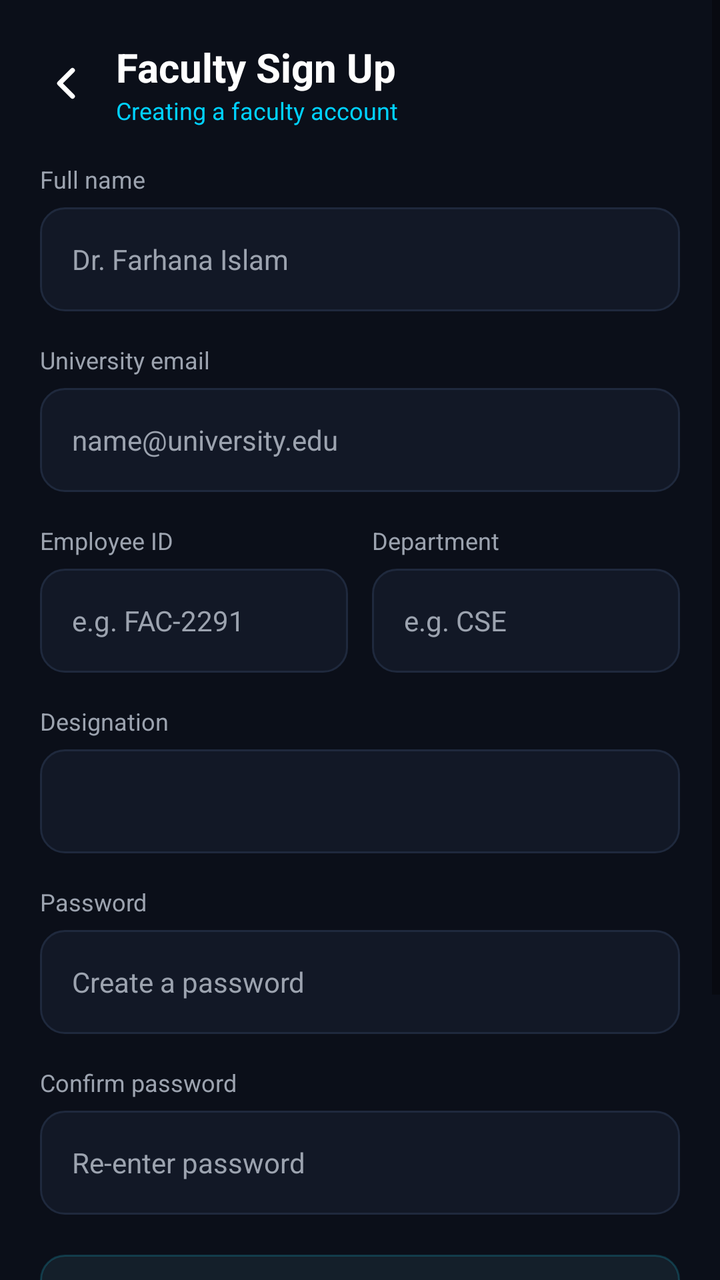
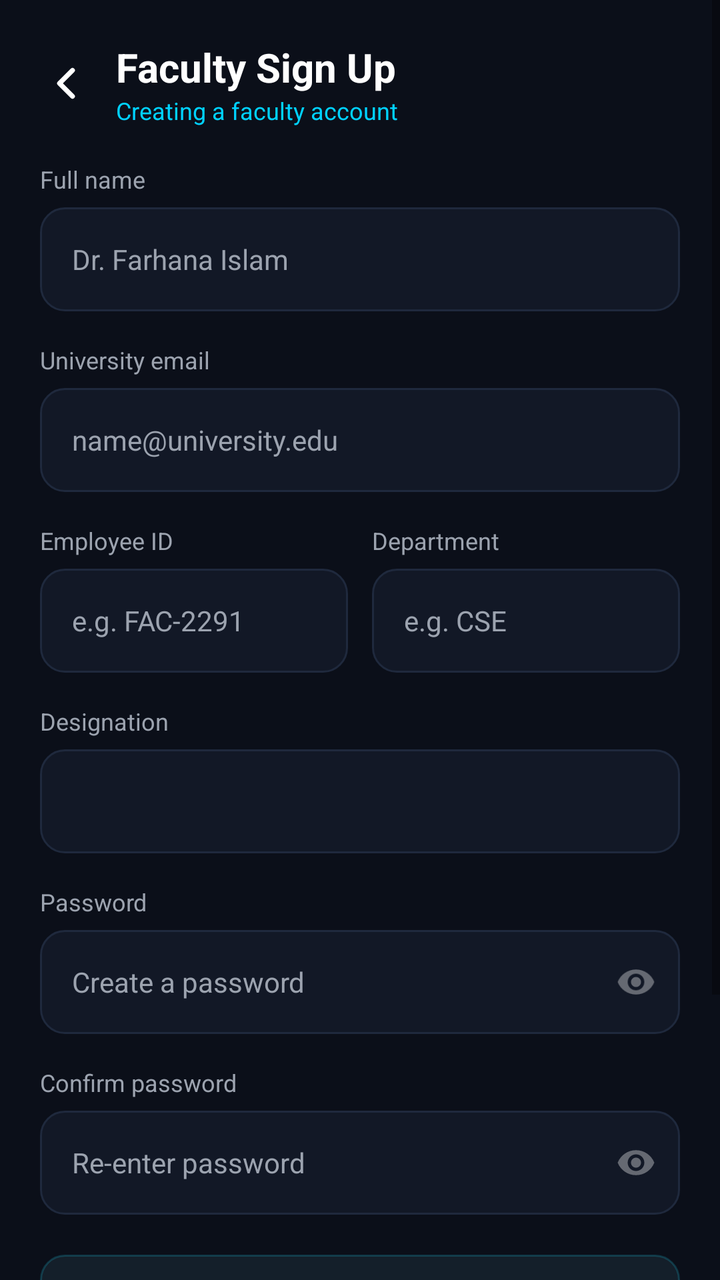

The first picture is an Android layout as it rendered before a commit; the second is the same layout after the commit. The layout source and the unified diff follow.
<!-- AndroidManifest.xml: application theme Theme.CampusConnect -->
<!-- res/layout/activity_faculty_register.xml -->
<?xml version="1.0" encoding="utf-8"?>
<ScrollView xmlns:android="http://schemas.android.com/apk/res/android"
    android:layout_width="match_parent"
    android:layout_height="match_parent"
    android:background="@color/color_background"
    android:fillViewport="true">

    <LinearLayout
        android:layout_width="match_parent"
        android:layout_height="wrap_content"
        android:orientation="vertical"
        android:padding="20dp">

        
        <LinearLayout
            android:layout_width="match_parent"
            android:layout_height="wrap_content"
            android:orientation="horizontal"
            android:gravity="center_vertical"
            android:layout_marginBottom="18dp">

            <ImageView
                android:id="@+id/btnBack"
                android:layout_width="26dp"
                android:layout_height="26dp"
                android:src="@drawable/ic_chevron_left"
                android:tint="@color/color_text_primary"
                android:background="?attr/selectableItemBackgroundBorderless"
                android:clickable="true"
                android:focusable="true"
                android:contentDescription="@null" />

            <LinearLayout
                android:layout_width="wrap_content"
                android:layout_height="wrap_content"
                android:orientation="vertical"
                android:layout_marginStart="12dp">

                <TextView
                    android:layout_width="wrap_content"
                    android:layout_height="wrap_content"
                    android:text="@string/faculty_signup_title"
                    android:textColor="@color/color_text_primary"
                    android:textSize="20sp"
                    android:textStyle="bold" />

                <TextView
                    android:layout_width="wrap_content"
                    android:layout_height="wrap_content"
                    android:text="@string/faculty_signup_subtitle"
                    android:textColor="@color/color_cyan"
                    android:textSize="12sp" />
            </LinearLayout>
        </LinearLayout>

        
        <TextView style="@style/FacultyFieldLabel" android:text="@string/faculty_label_name" />
        <EditText
            android:id="@+id/etName"
            style="@style/FacultyInput"
            android:inputType="textPersonName"
            android:hint="@string/faculty_hint_name" />

        
        <TextView style="@style/FacultyFieldLabel" android:text="@string/faculty_label_email" />
        <EditText
            android:id="@+id/etEmail"
            style="@style/FacultyInput"
            android:inputType="textEmailAddress"
            android:hint="@string/faculty_hint_email" />

        
        <LinearLayout
            android:layout_width="match_parent"
            android:layout_height="wrap_content"
            android:orientation="horizontal"
            android:baselineAligned="false">

            <LinearLayout
                android:layout_width="0dp"
                android:layout_height="wrap_content"
                android:layout_weight="1"
                android:orientation="vertical"
                android:layout_marginEnd="6dp">

                <TextView style="@style/FacultyFieldLabel" android:text="@string/faculty_label_empid" />
                <EditText
                    android:id="@+id/etEmployeeId"
                    style="@style/FacultyInput"
                    android:inputType="textCapCharacters"
                    android:hint="@string/faculty_hint_empid" />
            </LinearLayout>

            <LinearLayout
                android:layout_width="0dp"
                android:layout_height="wrap_content"
                android:layout_weight="1"
                android:orientation="vertical"
                android:layout_marginStart="6dp">

                <TextView style="@style/FacultyFieldLabel" android:text="@string/faculty_label_dept" />
                <EditText
                    android:id="@+id/etDepartment"
                    style="@style/FacultyInput"
                    android:inputType="textCapCharacters"
                    android:hint="@string/faculty_hint_dept" />
            </LinearLayout>
        </LinearLayout>

        
        <TextView style="@style/FacultyFieldLabel" android:text="@string/faculty_label_designation" />
        <Spinner
            android:id="@+id/spinnerDesignation"
            android:layout_width="match_parent"
            android:layout_height="52dp"
            android:background="@drawable/bg_input"
            android:paddingStart="12dp"
            android:paddingEnd="12dp"
            android:popupBackground="@color/color_card"
            android:layout_marginBottom="16dp" />

        
        <TextView style="@style/FacultyFieldLabel" android:text="@string/faculty_label_password" />
        <EditText
            android:id="@+id/etPassword"
            style="@style/FacultyInput"
            android:inputType="textPassword"
            android:hint="@string/faculty_hint_password" />

        
        <TextView style="@style/FacultyFieldLabel" android:text="@string/faculty_label_confirm" />
        <EditText
            android:id="@+id/etConfirmPassword"
            style="@style/FacultyInput"
            android:inputType="textPassword"
            android:hint="@string/faculty_hint_confirm" />

        <TextView
            android:id="@+id/tvMismatch"
            android:layout_width="match_parent"
            android:layout_height="wrap_content"
            android:text="@string/error_password_mismatch"
            android:textColor="@color/color_red"
            android:textSize="11sp"
            android:visibility="gone"
            android:layout_marginBottom="8dp" />

        
        <TextView
            android:layout_width="match_parent"
            android:layout_height="wrap_content"
            android:background="@drawable/bg_info_banner"
            android:padding="12dp"
            android:text="@string/faculty_verify_note"
            android:textColor="@color/color_muted"
            android:textSize="12sp"
            android:lineSpacingMultiplier="1.4"
            android:layout_marginTop="4dp"
            android:layout_marginBottom="18dp" />

        
        <Button
            android:id="@+id/btnCreateAccount"
            android:layout_width="match_parent"
            android:layout_height="52dp"
            android:background="@drawable/bg_button_primary"
            android:text="@string/faculty_create_account"
            android:textColor="@color/color_background"
            android:textSize="15sp"
            android:textStyle="bold" />

        
        <LinearLayout
            android:layout_width="wrap_content"
            android:layout_height="wrap_content"
            android:layout_gravity="center_horizontal"
            android:orientation="horizontal"
            android:layout_marginTop="16dp"
            android:padding="6dp">

            <TextView
                android:layout_width="wrap_content"
                android:layout_height="wrap_content"
                android:text="@string/role_login_prompt"
                android:textColor="@color/color_muted"
                android:textSize="12.5sp" />

            <TextView
                android:id="@+id/tvGoToLogin"
                android:layout_width="wrap_content"
                android:layout_height="wrap_content"
                android:layout_marginStart="4dp"
                android:text="@string/role_login_action"
                android:textColor="@color/color_cyan"
                android:textSize="12.5sp"
                android:textStyle="bold" />
        </LinearLayout>

    </LinearLayout>
</ScrollView>
<!-- resources referenced by this layout -->
<resources>
  <color name="color_background">#0B0F19</color>
  <color name="color_card">#121826</color>
  <color name="color_cyan">#00D2FF</color>
  <color name="color_muted">#9CA3AF</color>
  <color name="color_red">#EF4444</color>
  <color name="color_text_primary">#FFFFFF</color>
  <!-- drawable bg_button_primary (drawable) -->
  <?xml version="1.0" encoding="utf-8"?>
  <shape xmlns:android="http://schemas.android.com/apk/res/android"
      android:shape="rectangle">
      <solid android:color="@color/color_cyan"/>
      <corners android:radius="12dp"/>
  </shape>
  <!-- drawable bg_info_banner (drawable) -->
  <?xml version="1.0" encoding="utf-8"?>
  <shape xmlns:android="http://schemas.android.com/apk/res/android"
      android:shape="rectangle">
      <solid android:color="#141F2A" />
      <corners android:radius="12dp" />
      <stroke
          android:width="1dp"
          android:color="#3322D3EE" />
  </shape>
  <!-- drawable bg_input (drawable) -->
  <?xml version="1.0" encoding="utf-8"?>
  <shape xmlns:android="http://schemas.android.com/apk/res/android"
      android:shape="rectangle">
      <solid android:color="@color/color_card"/>
      <stroke
          android:width="1dp"
          android:color="@color/color_border"/>
      <corners android:radius="12dp"/>
  </shape>
  <string name="error_password_mismatch">Passwords don\'t match</string>
  <string name="faculty_create_account">Create Account</string>
  <string name="faculty_hint_confirm">Re-enter password</string>
  <string name="faculty_hint_dept">e.g. CSE</string>
  <string name="faculty_hint_email">name@university.edu</string>
  <string name="faculty_hint_empid">e.g. FAC-2291</string>
  <string name="faculty_hint_name">Dr. Farhana Islam</string>
  <string name="faculty_hint_password">Create a password</string>
  <string name="faculty_label_confirm">Confirm password</string>
  <string name="faculty_label_dept">Department</string>
  <string name="faculty_label_designation">Designation</string>
  <string name="faculty_label_email">University email</string>
  <string name="faculty_label_empid">Employee ID</string>
  <string name="faculty_label_name">Full name</string>
  <string name="faculty_label_password">Password</string>
  <string name="faculty_signup_subtitle">Creating a faculty account</string>
  <string name="faculty_signup_title">Faculty Sign Up</string>
  <string name="faculty_verify_note">Your account will be verified by the admin office before you can create classes or subjects.</string>
  <string name="role_login_action">Log in</string>
  <string name="role_login_prompt">Already have an account?</string>
  <style name="FacultyFieldLabel">
          <item name="android:layout_width">match_parent</item>
          <item name="android:layout_height">wrap_content</item>
          <item name="android:textColor">@color/color_muted</item>
          <item name="android:textSize">12sp</item>
          <item name="android:layout_marginBottom">6dp</item>
      </style>
  <color name="color_border">#1F293D</color>
  <color name="color_purple">#8B5CF6</color>
  <!-- unchanged entries left out for length: 3 -->
</resources>

<!-- the commit's change to res/layout/activity_faculty_register.xml (unified diff, before → after) -->
@@ -121,19 +121,73 @@
 
         
         <TextView style="@style/FacultyFieldLabel" android:text="@string/faculty_label_password" />
-        <EditText
-            android:id="@+id/etPassword"
-            style="@style/FacultyInput"
-            android:inputType="textPassword"
-            android:hint="@string/faculty_hint_password" />
+        <LinearLayout
+            android:layout_width="match_parent"
+            android:layout_height="52dp"
+            android:orientation="horizontal"
+            android:gravity="center_vertical"
+            android:background="@drawable/bg_input"
+            android:layout_marginBottom="16dp">
+
+            <EditText
+                android:id="@+id/etPassword"
+                android:layout_width="0dp"
+                android:layout_height="match_parent"
+                android:layout_weight="1"
+                android:background="@null"
+                android:paddingStart="16dp"
+                android:paddingEnd="8dp"
+                android:textColor="@color/color_text_primary"
+                android:textSize="14sp"
+                android:inputType="textPassword"
+                android:hint="@string/faculty_hint_password" />
+
+            <ImageView
+                android:id="@+id/btnTogglePassword"
+                android:layout_width="44dp"
+                android:layout_height="match_parent"
+                android:padding="12dp"
+                android:src="@drawable/ic_eye"
+                android:background="?attr/selectableItemBackgroundBorderless"
+                android:clickable="true"
+                android:focusable="true"
+                android:contentDescription="@null" />
+        </LinearLayout>
 
         
         <TextView style="@style/FacultyFieldLabel" android:text="@string/faculty_label_confirm" />
-        <EditText
-            android:id="@+id/etConfirmPassword"
-            style="@style/FacultyInput"
-            android:inputType="textPassword"
-            android:hint="@string/faculty_hint_confirm" />
+        <LinearLayout
+            android:layout_width="match_parent"
+            android:layout_height="52dp"
+            android:orientation="horizontal"
+            android:gravity="center_vertical"
+            android:background="@drawable/bg_input"
+            android:layout_marginBottom="16dp">
+
+            <EditText
+                android:id="@+id/etConfirmPassword"
+                android:layout_width="0dp"
+                android:layout_height="match_parent"
+                android:layout_weight="1"
+                android:background="@null"
+                android:paddingStart="16dp"
+                android:paddingEnd="8dp"
+                android:textColor="@color/color_text_primary"
+                android:textSize="14sp"
+                android:inputType="textPassword"
+                android:hint="@string/faculty_hint_confirm" />
+
+            <ImageView
+                android:id="@+id/btnToggleConfirmPassword"
+                android:layout_width="44dp"
+                android:layout_height="match_parent"
+                android:padding="12dp"
+                android:src="@drawable/ic_eye"
+                android:background="?attr/selectableItemBackgroundBorderless"
+                android:clickable="true"
+                android:focusable="true"
+                android:contentDescription="@null" />
+        </LinearLayout>
 
         <TextView
             android:id="@+id/tvMismatch"
<!-- resource entries referenced after the edit -->
@@ -33,6 +33,17 @@
           android:color="@color/color_border"/>
       <corners android:radius="12dp"/>
   </shape>
+  <!-- drawable ic_eye (drawable) -->
+  <vector xmlns:android="http://schemas.android.com/apk/res/android"
+      android:width="24dp"
+      android:height="24dp"
+      android:viewportWidth="24"
+      android:viewportHeight="24"
+      android:tint="#59FFFFFF">
+      <path
+          android:fillColor="@android:color/white"
+          android:pathData="M12,4.5C7,4.5 2.73,7.61 1,12c1.73,4.39 6,7.5 11,7.5s9.27,-3.11 11,-7.5c-1.73,-4.39 -6,-7.5 -11,-7.5zM12,17c-2.76,0 -5,-2.24 -5,-5s2.24,-5 5,-5 5,2.24 5,5 -2.24,5 -5,5zM12,9c-1.66,0 -3,1.34 -3,3s1.34,3 3,3 3,-1.34 3,-3 -1.34,-3 -3,-3z" />
+  </vector>
   <string name="error_password_mismatch">Passwords don\'t match</string>
   <string name="faculty_create_account">Create Account</string>
   <string name="faculty_hint_confirm">Re-enter password</string>
